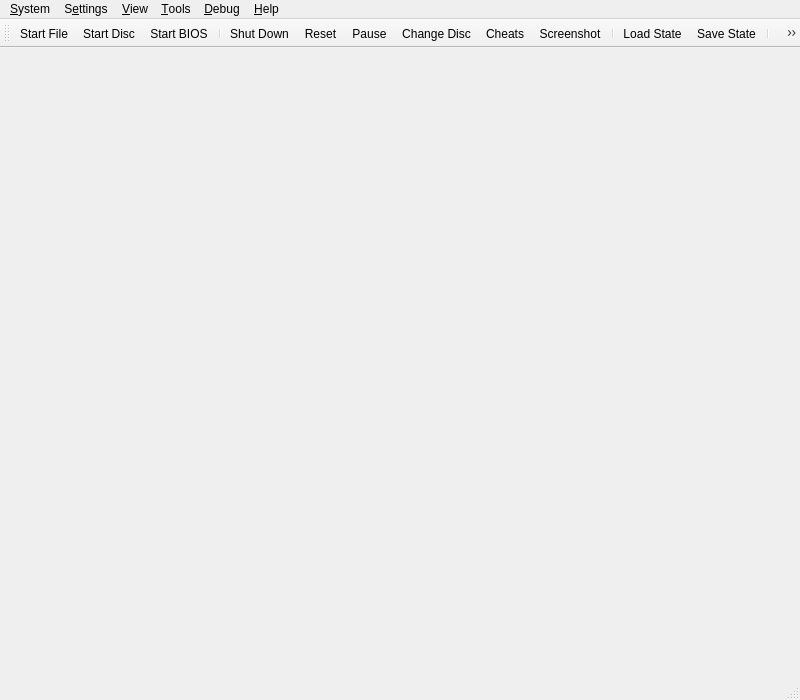
Before: the Qt Designer form pcsx2-qt/MainWindow.ui in PCSX2/pcsx2, drawn with Qt 5.
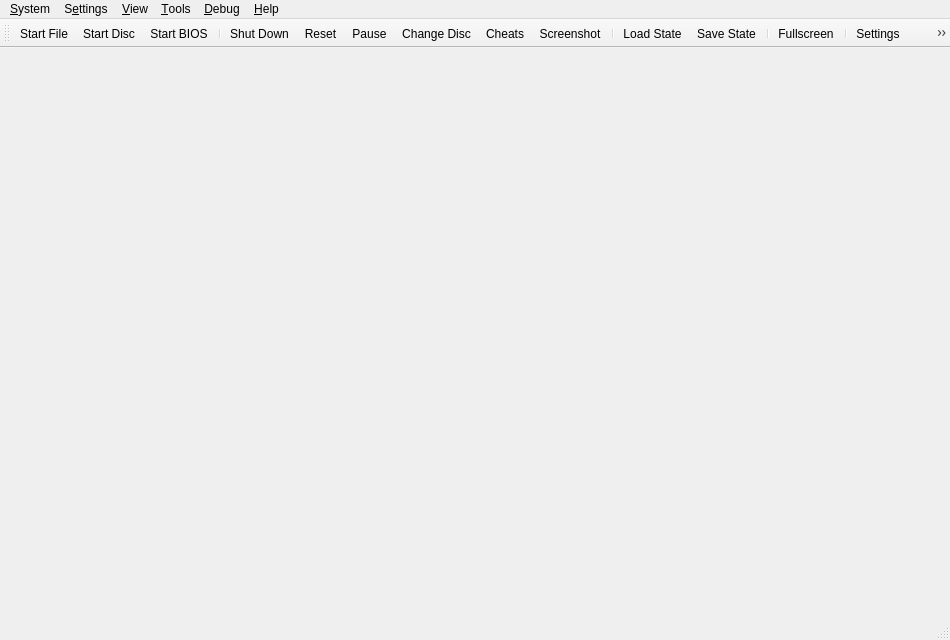
After: the same form once the commit is applied. Icons and pictures are not drawn.

Commit message:
Qt: Resize Windows + Change Framerate Presets + Lower OSD time
The main window will now correctly display the full Toolbar. Interface Settings will not go out of bounds. The OSD message for cheats and patches has been changed and the overall timing of the static (not dynamic) OSD messages are now 5 seconds instead of 10 seconds which is pretty long. Tested on 1920 x 1080 + 2560 x 1080 on 125% and 150% DPI scaling.

```diff
--- a/pcsx2-qt/MainWindow.ui
+++ b/pcsx2-qt/MainWindow.ui
@@ -6,8 +6,8 @@
    <rect>
     <x>0</x>
     <y>0</y>
-    <width>800</width>
-    <height>700</height>
+    <width>950</width>
+    <height>640</height>
    </rect>
   </property>
   <property name="acceptDrops">
@@ -32,7 +32,7 @@
     <rect>
      <x>0</x>
      <y>0</y>
-     <width>800</width>
+     <width>950</width>
      <height>22</height>
     </rect>
    </property>
```
The commit also changes 7 other files.
